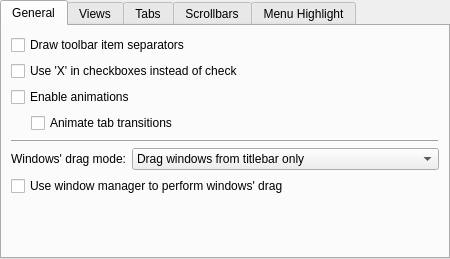
Before: the Qt Designer form oxygen-transparent/style/config/ui/oxygenstyleconfig.ui in mathieujobin/kde-playground-artwork, drawn with Qt 5.
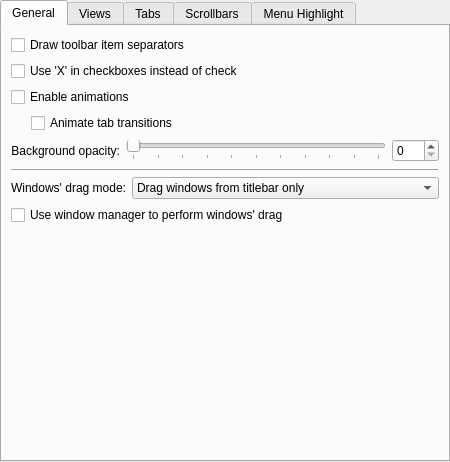
After: the same form once the commit is applied. Custom widgets are drawn as their Qt base class.

Commit message: Added brackgroundOpacity option to allow transparent oxygen style

```diff
--- a/oxygen-transparent/style/config/ui/oxygenstyleconfig.ui
+++ b/oxygen-transparent/style/config/ui/oxygenstyleconfig.ui
@@ -7,7 +7,7 @@
     <x>0</x>
     <y>0</y>
     <width>450</width>
-    <height>259</height>
+    <height>462</height>
    </rect>
   </property>
   <property name="sizePolicy">
@@ -44,29 +44,29 @@
       <attribute name="title">
        <string>General</string>
       </attribute>
-      <layout class="QGridLayout" name="gridLayout_6">
-       <item row="0" column="0">
+      <layout class="QVBoxLayout" name="verticalLayout_2">
+       <item>
         <widget class="QCheckBox" name="_toolBarDrawItemSeparator">
          <property name="text">
           <string>Draw toolbar item separators</string>
          </property>
         </widget>
        </item>
-       <item row="1" column="0">
+       <item>
         <widget class="QCheckBox" name="_checkDrawX">
          <property name="text">
           <string>Use 'X' in checkboxes instead of check</string>
          </property>
         </widget>
        </item>
-       <item row="2" column="0">
+       <item>
         <widget class="QCheckBox" name="_animationsEnabled">
          <property name="text">
           <string>Enable animations</string>
          </property>
         </widget>
        </item>
-       <item row="3" column="0">
+       <item>
         <widget class="QWidget" name="_stackedTransitionWidget" native="true">
          <layout class="QHBoxLayout" name="horizontalLayout_2">
           <property name="margin">
@@ -104,7 +104,41 @@
          </layout>
         </widget>
        </item>
-       <item row="4" column="0">
+       <item>
+        <layout class="QHBoxLayout" name="horizontalLayout_3">
+         <item>
+          <widget class="QLabel" name="label_5">
+           <property name="text">
+            <string>Background opacity:</string>
+           </property>
+           <property name="alignment">
+            <set>Qt::AlignRight|Qt::AlignTrailing|Qt::AlignVCenter</set>
+           </property>
+          </widget>
+         </item>
+         <item>
+          <widget class="QSlider" name="_backgroundOpacity">
+           <property name="maximum">
+            <number>100</number>
+           </property>
+           <property name="orientation">
+            <enum>Qt::Horizontal</enum>
+           </property>
+           <property name="tickPosition">
+            <enum>QSlider::TicksBelow</enum>
+           </property>
+          </widget>
+         </item>
+         <item>
+          <widget class="QSpinBox" name="_backgroundOpacitySpinBox">
+           <property name="maximum">
+            <number>100</number>
+           </property>
+          </widget>
+         </item>
+        </layout>
+       </item>
+       <item>
         <widget class="QWidget" name="_generalExpertWidget" native="true">
          <layout class="QGridLayout" name="gridLayout">
           <property name="margin">
@@ -168,7 +202,7 @@
          </layout>
         </widget>
        </item>
-       <item row="5" column="0">
+       <item>
         <spacer name="verticalSpacer_4">
          <property name="orientation">
           <enum>Qt::Vertical</enum>
```
The commit also changes 7 other files.
